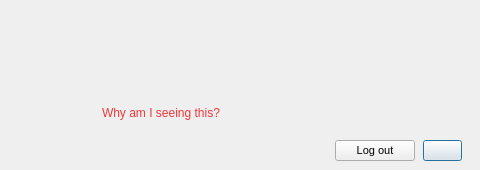
The window that src/MEGASync/gui/ui/VerifyLockMessage.ui (meganz/MEGAsync) describes before a commit, drawn with Qt 5.
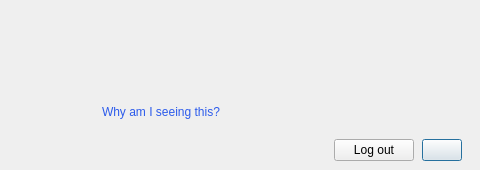
The same window after the commit.

Commit message: SNC-5553: Tokenize normalized verifylockmessage dialog.

```diff
--- a/src/MEGASync/gui/ui/VerifyLockMessage.ui
+++ b/src/MEGASync/gui/ui/VerifyLockMessage.ui
@@ -26,27 +26,19 @@
    <string/>
   </property>
   <property name="styleSheet">
-   <string notr="true">
-QWidget
-{
-font-size: 11px;
-}
-
-#bWarning
+   <string notr="true">#bWarning
 {
 border: none;
 }
 
 #lVerifyEmailTitle
 {
-color: rgba(0,0,0,0.85);
 font-size: 13px;
 font-weight: bold;
 }
 
 #lVerifyEmailDesc
 {
-color: rgba(0,0,0,0.85);
 font-size: 12px;
 line-height: 14px;
 }
@@ -54,14 +46,13 @@
 #lWhySeenThis
 {
 border: none;
-color: #F0373A;
 font-size: 12px;
 line-height: 20px;
+color: #ff2C5BEB; /*colorToken.link-primary*/
 }
 
 #lEmailSent
 {
-color: #666666;
 font-size: 11px;
 line-height: 13px;
 }
```
Left out of the diff: 15 changed lines with no effect on the pictures.
